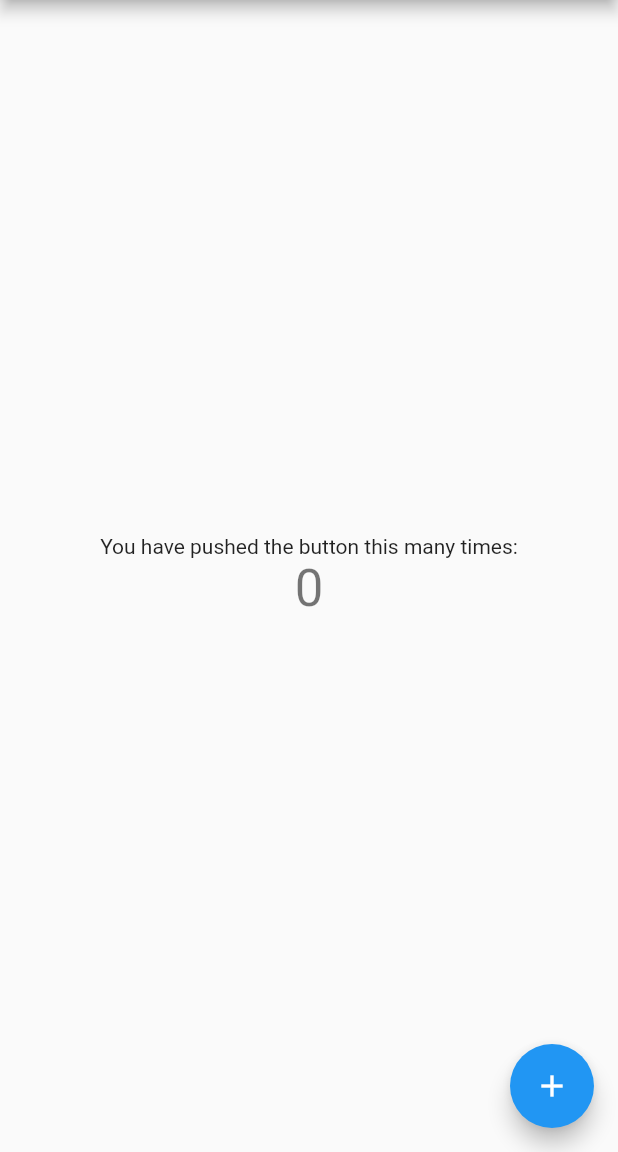
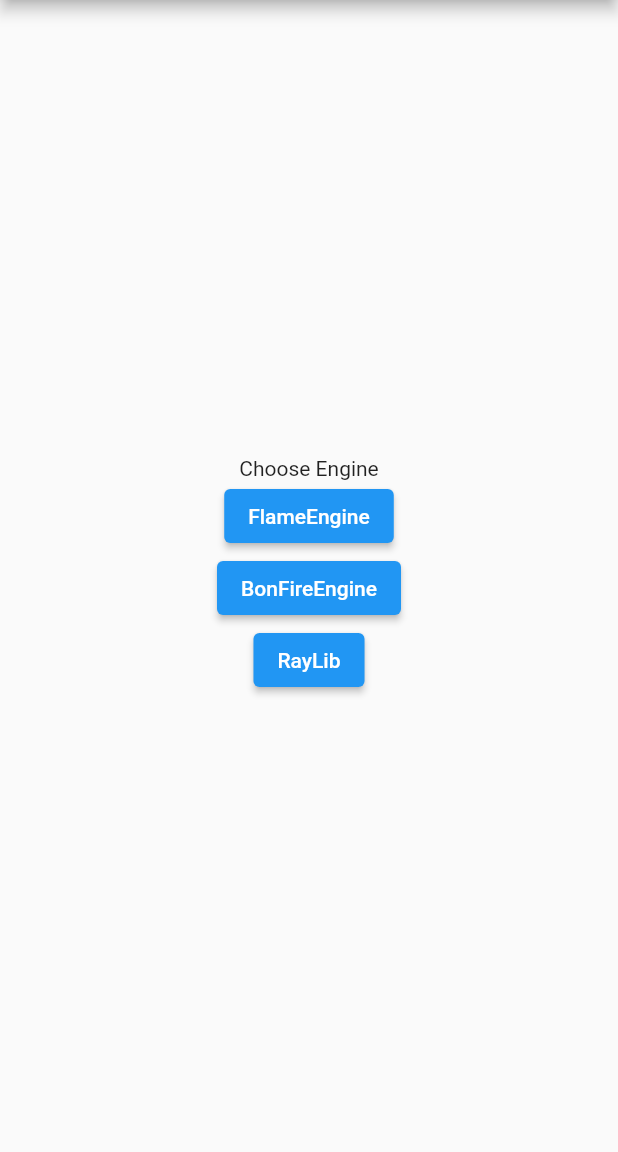
Before and after one commit to yussifm/flutter_games, a Flutter app: the screen it shows after launch, on a phone screen of 412 x 824 dp, the part 84-1236 px from its top. Run offline on Flutter 3.47's test engine with Material 2 defaults, Android fonts, the phone set to English and light mode, and no system bars; missing offline and left inert: flame.

Commit message:
flamegame

```diff
--- a/lib/main.dart
+++ b/lib/main.dart
@@ -29,13 +29,7 @@ class MyHomePage extends StatefulWidget {
 }
 
 class _MyHomePageState extends State<MyHomePage> {
-  int _counter = 0;
 
-  void _incrementCounter() {
-    setState(() {
-      _counter++;
-    });
-  }
 
   @override
   Widget build(BuildContext context) {
@@ -47,20 +41,26 @@ class _MyHomePageState extends State<MyHomePage> {
         child: Column(
           mainAxisAlignment: MainAxisAlignment.center,
           children: <Widget>[
-            const Text(
-              'You have pushed the button this many times:',
+           const Text(
+              'Choose Engine',
             ),
-            Text(
-              '$_counter',
-              style: Theme.of(context).textTheme.headline4,
+            ElevatedButton(
+              onPressed: (){},
+              child: const Text("FlameEngine"),
+
             ),
+
+              ElevatedButton(
+              onPressed: (){},
+              child: const Text("BonFireEngine"),
+            ),
+              ElevatedButton(
+              onPressed: (){},
+              child: const Text("RayLib"),
+            ),
+
           ],
         ),
-      ),
-      floatingActionButton: FloatingActionButton(
-        onPressed: _incrementCounter,
-        tooltip: 'Increment',
-        child: const Icon(Icons.add),
       ),
     );
   }
```
Also changed, not shown: lib/Screens/flameScreen/Fgmain.dart (added, +40 -0 lines), lib/Screens/bonfire/Bgfmain.dart (added).
